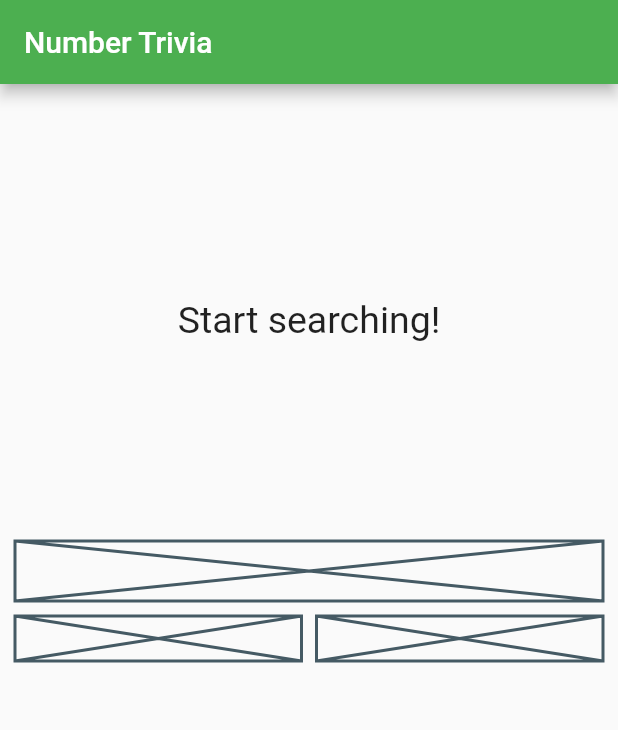
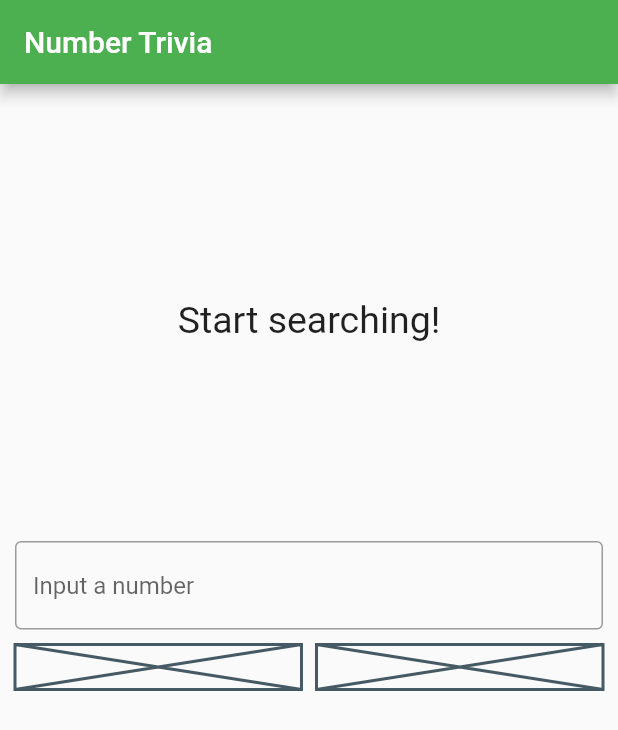
Before and after one commit to cromueloliver02/flutter_tdd_clean_architecture, a Flutter app: the screen it shows after launch, on a phone screen of 412 x 824 dp. Shown: the top 730 px of the screen. Run offline on Flutter 3.47's test engine with Material 2 defaults, Android fonts, the phone set to English and light mode, and no system bars; our stand-ins replace dartz, equatable, flutter_bloc, get_it, shared_preferences; missing offline and left inert: data_connection_checker_nulls.

Commit message:
created number text field

```diff
--- a/lib/features/number_trivia/presentation/pages/number_trivia_page.dart
+++ b/lib/features/number_trivia/presentation/pages/number_trivia_page.dart
@@ -24,19 +24,7 @@ class NumberTriviaPage extends StatelessWidget {
                 builder: _buildNumberTrivia,
               ),
               const SizedBox(height: 10),
-              Column(
-                children: [
-                  const Placeholder(fallbackHeight: 40),
-                  const SizedBox(height: 10),
-                  Row(
-                    children: const [
-                      Expanded(child: Placeholder(fallbackHeight: 30)),
-                      SizedBox(width: 10),
-                      Expanded(child: Placeholder(fallbackHeight: 30)),
-                    ],
-                  ),
-                ],
-              ),
+              const TriviaControls(),
             ],
           ),
         ),
--- /dev/null
+++ b/lib/features/number_trivia/presentation/widgets/trivia_controls.dart
@@ -0,0 +1,40 @@
+import 'package:flutter/material.dart';
+
+class TriviaControls extends StatefulWidget {
+  const TriviaControls({super.key});
+
+  @override
+  State<TriviaControls> createState() => TriviaControlsState();
+}
+
+class TriviaControlsState extends State<TriviaControls> {
+  String numberStr = '';
+
+  @override
+  Widget build(BuildContext context) {
+    return Column(
+      children: [
+        TextField(
+          keyboardType: TextInputType.number,
+          decoration: const InputDecoration(
+            hintText: 'Input a number',
+            border: OutlineInputBorder(),
+          ),
+          onChanged: (String? value) {
+            if (value == null) return;
+
+            numberStr = value;
+          },
+        ),
+        const SizedBox(height: 10),
+        Row(
+          children: const [
+            Expanded(child: Placeholder(fallbackHeight: 30)),
+            SizedBox(width: 10),
+            Expanded(child: Placeholder(fallbackHeight: 30)),
+          ],
+        ),
+      ],
+    );
+  }
+}
--- a/lib/features/number_trivia/presentation/widgets/widgets.dart
+++ b/lib/features/number_trivia/presentation/widgets/widgets.dart
@@ -1,3 +1,4 @@
 export './loading_card.dart';
 export './message_card.dart';
 export './trivia_card.dart';
+export './trivia_controls.dart';
```
